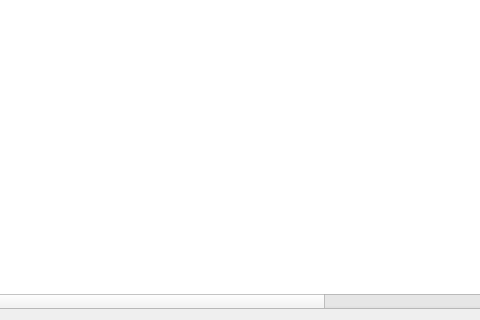
Above: Forms/c5route.ui from End1-1/Cafe5 before the change; both pictures show x 184 to 664 and y 372 to 692 of the 836 by 692 pixel window. Below: the same form after it.
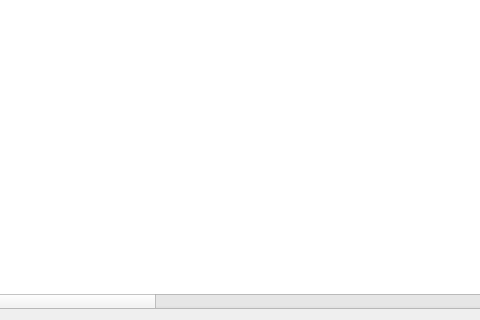
That is the form after the change. Custom widgets are drawn as their Qt base class.

The edit to the form file:
```diff
--- a/Forms/c5route.ui
+++ b/Forms/c5route.ui
@@ -177,6 +177,41 @@
        <string>VII</string>
       </property>
      </column>
+     <column>
+      <property name="text">
+       <string>N-I</string>
+      </property>
+     </column>
+     <column>
+      <property name="text">
+       <string>N-2</string>
+      </property>
+     </column>
+     <column>
+      <property name="text">
+       <string>N-3</string>
+      </property>
+     </column>
+     <column>
+      <property name="text">
+       <string>N-4</string>
+      </property>
+     </column>
+     <column>
+      <property name="text">
+       <string>N-5</string>
+      </property>
+     </column>
+     <column>
+      <property name="text">
+       <string>N-6</string>
+      </property>
+     </column>
+     <column>
+      <property name="text">
+       <string>N-7</string>
+      </property>
+     </column>
     </widget>
    </item>
   </layout>
```
Left out of the diff: 2 changed lines with no effect on the pictures.
